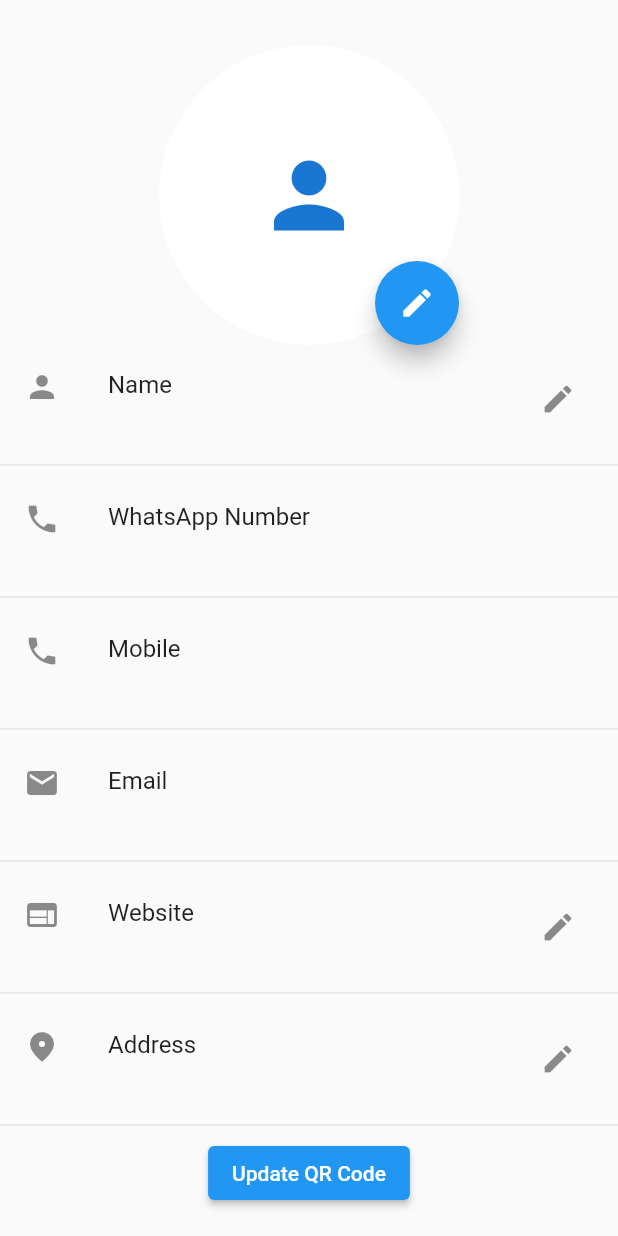
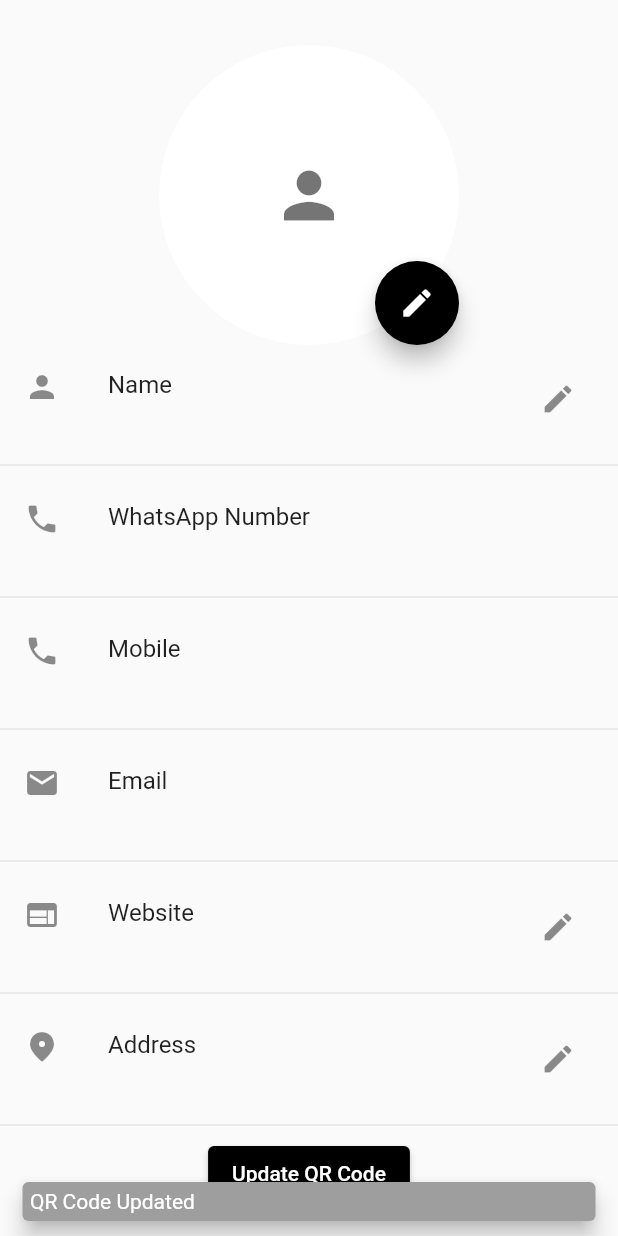
Before and after one commit to Hitesh123mori/Scanner-App---Flutter, a Flutter app: the EditableText1 screen opened directly, after a tap on "Update QR Code", on a phone screen of 412 x 824 dp. Run offline on Flutter 3.47's test engine with Material 2 defaults, Android fonts, the phone set to English and light mode, and no system bars; our stand-ins replace animated_text_kit, cloud_firestore, firebase_auth, firebase_core, image_picker, permission_handler and 2 more; missing offline and left inert: qrscan; accounts and stored records are empty.

Commit message:
Final Commit

```diff
--- a/lib/Profile_File/Name.dart
+++ b/lib/Profile_File/Name.dart
@@ -47,6 +47,7 @@ class _NameState extends State<Name> {
                           setState(() {
                             _displayText1 = _textController1.text;
                             _textController1.clear();
+
                             Navigator.pop(context);
                           });
                         },
--- a/lib/row_material/Profile_Editable_Text.dart
+++ b/lib/row_material/Profile_Editable_Text.dart
@@ -1,7 +1,8 @@
 import 'package:flutter/material.dart';
 import 'package:hackathon_scanner_app/Profile_File/Address.dart';
 import 'package:hackathon_scanner_app/Profile_File/Mobile.dart';
-
+import 'dart:io';
+import 'package:image_picker/image_picker.dart' ;
 import '../Profile_File/Email.dart';
 import '../Profile_File/Name.dart';
 import '../Profile_File/Phone.dart';
@@ -16,6 +17,8 @@ class EditableText1 extends StatefulWidget {
 }
 
 class _EditableText1State extends State<EditableText1> {
+  final ImagePicker _picker = ImagePicker();
+  XFile ? file ;
   @override
   Widget build(BuildContext context) {
     return Scaffold(
@@ -28,10 +31,22 @@ class _EditableText1State extends State<EditableText1> {
               alignment: Alignment.bottomRight,
                 children:[
 
-                  CircleAvatar(radius: 100,backgroundColor:Colors.white,child: Icon(Icons.person,size: 70,),),
-                  FloatingActionButton(onPressed: (){
+                  CircleAvatar(
+                    radius: 100,
+                    backgroundColor:Colors.white,
+                    child: file!=null ? Image.file(File(file!.path),fit:BoxFit.fill )
+                        : Icon(Icons.person,size: 50,color: Colors.black54,)
 
-                  },child: Icon(Icons.edit),) ,
+                  ),
+                  FloatingActionButton(
+                    backgroundColor: Colors.black,
+                    onPressed: ()async{
+                    final XFile ? gallary = await _picker.pickImage(source: ImageSource.gallery) ;
+                    setState(() {
+                      file = gallary ;
+                    });
+
+                  },child: Icon(Icons.edit,color:Colors.white),) ,
                 ]
             ) ,
             Name() ,
@@ -47,7 +62,18 @@ class _EditableText1State extends State<EditableText1> {
             Address(),
             Divider() ,
 
-            ElevatedButton(onPressed: (){}, child: Text("Update QR Code"))
+            ElevatedButton(
+                style: ElevatedButton.styleFrom(backgroundColor: Colors.black),
+                onPressed: (){
+                  final snackbar1 = SnackBar(
+                behavior: SnackBarBehavior.floating,
+                padding: EdgeInsets.all(5),
+                duration: const Duration(seconds: 3),
+                backgroundColor: Colors.grey,
+                content : Text("QR Code Updated"),) ;
+              ScaffoldMessenger.of(context).showSnackBar(snackbar1) ;
+
+            }, child: Text("Update QR Code"))
           ],
         ),
       ),
--- a/lib/row_material/setting.dart
+++ b/lib/row_material/setting.dart
@@ -22,8 +22,8 @@ class _bussinesInfoState extends State<bussinesInfo> {
         initialIndex: 1,
         length: 2 ,
         child: Scaffold(
-
           appBar: AppBar(
+            backgroundColor: Colors.black,
             leading: BackButton(
               onPressed: (){
                 Navigator.pushReplacement(context, MaterialPageRoute(builder: (context)=>HomeScreen())) ;
--- a/lib/screens/SplashScreen.dart
+++ b/lib/screens/SplashScreen.dart
@@ -46,7 +46,7 @@ class _SplashScreenState extends State<SplashScreen> {
   }
 
   Future startanimation() async {
-    await Future.delayed(Duration(milliseconds: 50)) ;
+    await Future.delayed(Duration(milliseconds: 100)) ;
     setState(() {
       isanimate = true ;
     });
--- a/lib/screens/list_contacts.dart
+++ b/lib/screens/list_contacts.dart
@@ -1,4 +1,6 @@
 
+
+import 'dart:async';
 
 import 'package:cloud_firestore/cloud_firestore.dart';
 import 'package:flutter/material.dart';
@@ -15,7 +17,7 @@ class ContactList extends StatelessWidget {
     String? message = await prefs.getString('wa_msg');
 
     final uri_apk = "Whatsapp://send?phone=$phone&text=$message";
-    final uri_ios = "https://wa.me/$phone/?text=${Uri.parse(message!)}";
+    // final uri_ios = "https://wa.me/$phone/?text=${Uri.parse(message!)}";
 
     if (await canLaunchUrl(Uri.parse(uri_apk))) {
       await launchUrl(Uri.parse(uri_apk));
@@ -46,6 +48,7 @@ class ContactList extends StatelessWidget {
             address: doc['address'],
             website: doc['website']))
                 .toList();
+
 
             return ListView.builder(
               itemCount: contacts.length,
--- a/lib/screens/register.dart
+++ b/lib/screens/register.dart
@@ -348,6 +348,7 @@ class _RegisterState extends State<Register> {
                                 final snackbar1 = SnackBar(
                                   behavior: SnackBarBehavior.floating,
                                   padding: EdgeInsets.all(5),
+
                                   duration: const Duration(seconds: 3),
                                   backgroundColor: Colors.grey,
                                   content : Text("QR Code Createed Please Check Dashboard..."),) ;
--- a/pubspec.yaml
+++ b/pubspec.yaml
@@ -46,7 +46,7 @@ dependencies:
   url_launcher: ^6.1.10
   flutter_native_splash: ^2.2.19
   animated_text_kit: ^4.2.2
-
+  image_picker: ^0.8.7+4
 
 
 dev_dependencies:
```
Also changed, not shown: lib/row_material/AutoRespondText.dart (+16 -8 lines), pubspec.lock.
